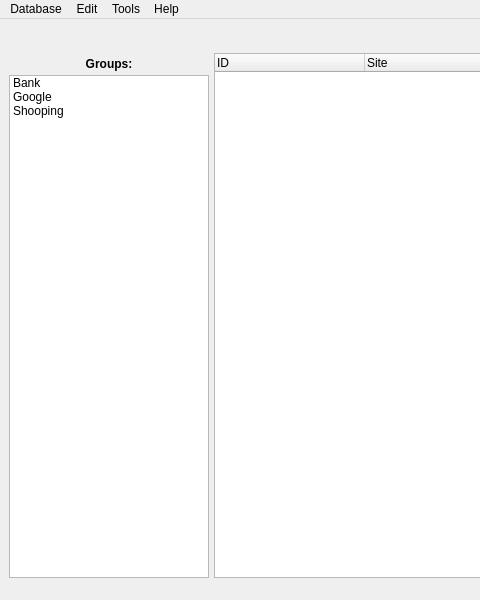
Qt form resources/pastword.ui (GeorgeHoneywood/pastword) before a commit; both pictures show x 0 to 480 and y 0 to 600 of the 1167 by 600 pixel window.
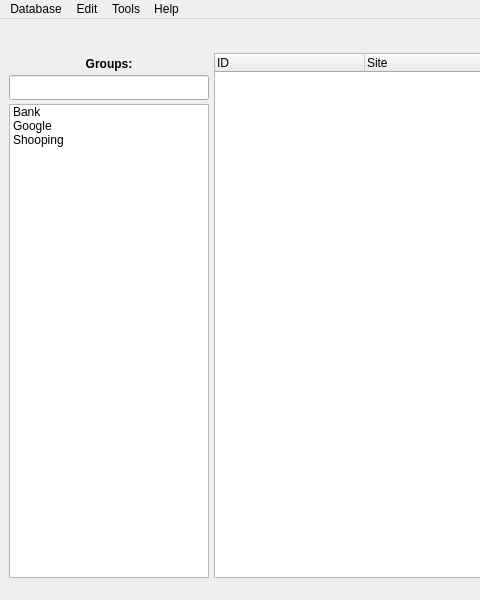
The same form after that commit. Icons and pictures are not drawn.

```diff
--- a/resources/pastword.ui
+++ b/resources/pastword.ui
@@ -113,7 +113,7 @@
      </layout>
     </item>
     <item>
-     <layout class="QHBoxLayout" name="horizontalLayout">
+     <layout class="QHBoxLayout" name="horizontalLayout" stretch="0,5">
       <property name="spacing">
        <number>5</number>
       </property>
@@ -133,12 +133,12 @@
        <number>0</number>
       </property>
       <item>
-       <layout class="QVBoxLayout" name="verticalLayout_2">
+       <layout class="QVBoxLayout" name="verticalLayout_2" stretch="0,0,0">
         <property name="spacing">
          <number>4</number>
         </property>
         <property name="sizeConstraint">
-         <enum>QLayout::SetMinimumSize</enum>
+         <enum>QLayout::SetFixedSize</enum>
         </property>
         <property name="leftMargin">
          <number>0</number>
@@ -156,6 +156,28 @@
           </property>
          </widget>
         </item>
+        <item>
+         <widget class="QLineEdit" name="txtGroups">
+          <property name="sizePolicy">
+           <sizepolicy hsizetype="Maximum" vsizetype="Fixed">
+            <horstretch>0</horstretch>
+            <verstretch>0</verstretch>
+           </sizepolicy>
+          </property>
+          <property name="minimumSize">
+           <size>
+            <width>50</width>
+            <height>25</height>
+           </size>
+          </property>
+          <property name="maximumSize">
+           <size>
+            <width>200</width>
+            <height>16777215</height>
+           </size>
+          </property>
+         </widget>
+        </item>
         <item>
          <widget class="QListWidget" name="groupList">
           <property name="sizePolicy">
@@ -193,7 +215,7 @@
             <string>Bank</string>
            </property>
            <property name="flags">
-            <set>ItemIsSelectable|ItemIsEditable|ItemIsDragEnabled|ItemIsDropEnabled|ItemIsUserCheckable|ItemIsEnabled</set>
+            <set>ItemIsSelectable|ItemIsDragEnabled|ItemIsDropEnabled|ItemIsUserCheckable|ItemIsEnabled</set>
            </property>
           </item>
           <item>
@@ -201,7 +223,7 @@
             <string>Google</string>
            </property>
            <property name="flags">
-            <set>ItemIsSelectable|ItemIsEditable|ItemIsDragEnabled|ItemIsDropEnabled|ItemIsUserCheckable|ItemIsEnabled</set>
+            <set>ItemIsSelectable|ItemIsDragEnabled|ItemIsDropEnabled|ItemIsUserCheckable|ItemIsEnabled</set>
            </property>
           </item>
           <item>
@@ -209,7 +231,7 @@
             <string>Shooping</string>
            </property>
            <property name="flags">
-            <set>ItemIsSelectable|ItemIsEditable|ItemIsDragEnabled|ItemIsDropEnabled|ItemIsUserCheckable|ItemIsEnabled</set>
+            <set>ItemIsSelectable|ItemIsDragEnabled|ItemIsDropEnabled|ItemIsUserCheckable|ItemIsEnabled</set>
            </property>
           </item>
          </widget>
```
Left out of the diff: 16 changed lines with no effect on the pictures.
